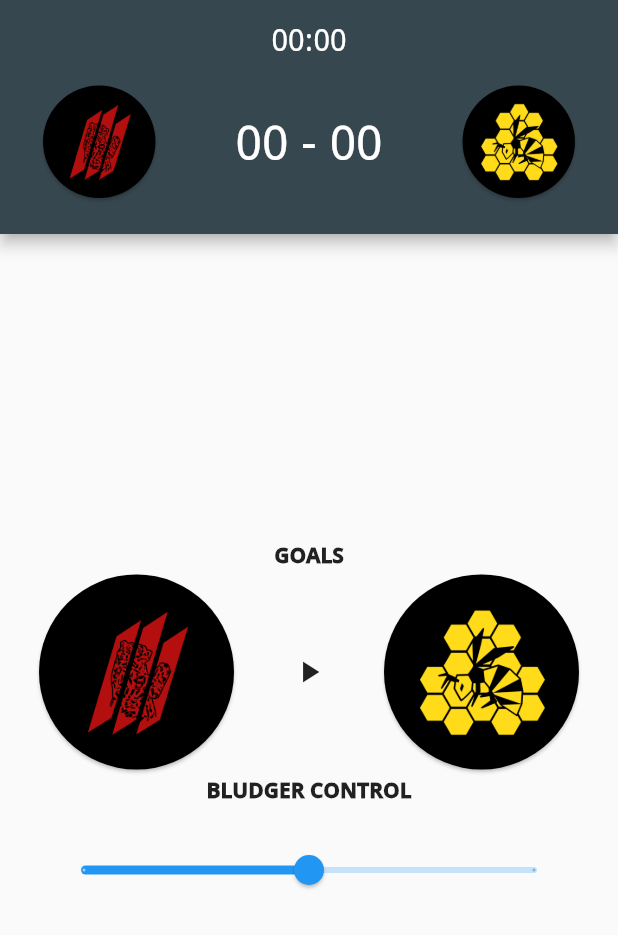
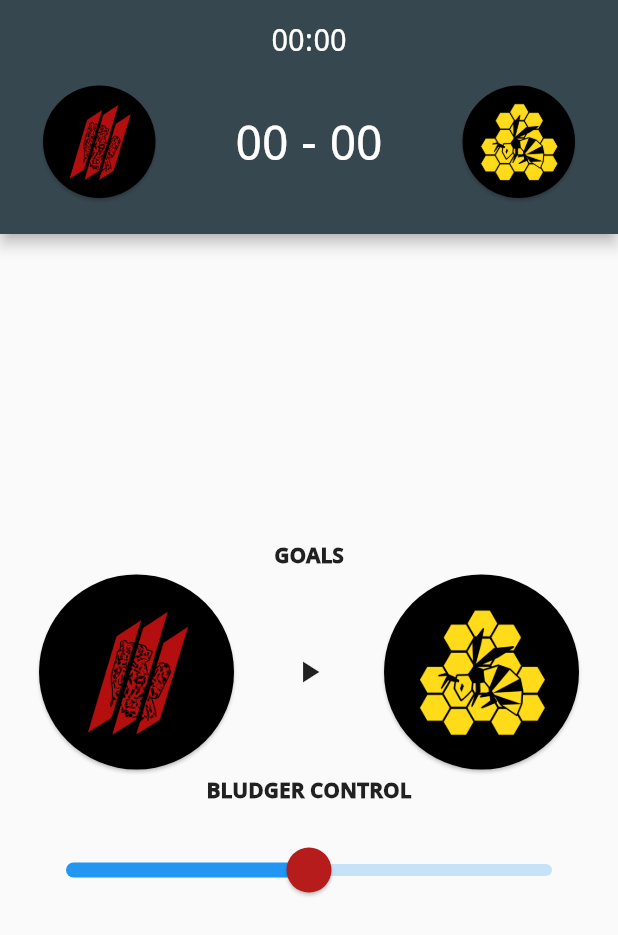
Before and after one commit to DomAyre/qboard, a Flutter app: the screen it shows after launch, on a phone screen of 412 x 824 dp. Shown: the top 935 px of the screen. Run offline on Flutter 3.47's test engine with Material 2 defaults, Android fonts, the light colour scheme and no system bars.

Commit message:
Style the bludger control slider

```diff
--- a/lib/widgets/scorekeeper.dart
+++ b/lib/widgets/scorekeeper.dart
@@ -186,10 +186,18 @@ class BludgerControlSliderState extends State<BludgerControlSlider> {
   @override
   Widget build(BuildContext context) {
     return Padding(
-      padding: const EdgeInsets.symmetric(vertical: 20, horizontal: 30),
-      child: new Slider(value: sliderValue, min: 0, max: 2, divisions: 2,
-        onChanged: (newState) => setState(() {sliderValue = newState;}),
-        onChangeEnd: (newState) => scoreKeeper.setBludgerControlState(time: matchTimer.elapsed, newState: ControlState.values[newState.toInt()]),
+      padding: const EdgeInsets.symmetric(vertical: 20, horizontal: 20),
+      child: SliderTheme(
+        data: SliderTheme.of(context).copyWith(
+          trackHeight: 8,
+          thumbShape: RoundSliderThumbShape(enabledThumbRadius: 15),
+          tickMarkShape: SliderTickMarkShape.noTickMark,
+          thumbColor: Colors.red[900]
+        ),
+        child: new Slider(value: sliderValue, min: 0, max: 2, divisions: 2,
+          onChanged: (newState) => setState(() {sliderValue = newState;}),
+          onChangeEnd: (newState) => scoreKeeper.setBludgerControlState(time: matchTimer.elapsed, newState: ControlState.values[newState.toInt()]),
+        ),
       ),
     );
   }
```
Also changed, not shown: pubspec.lock, 1 other file.
